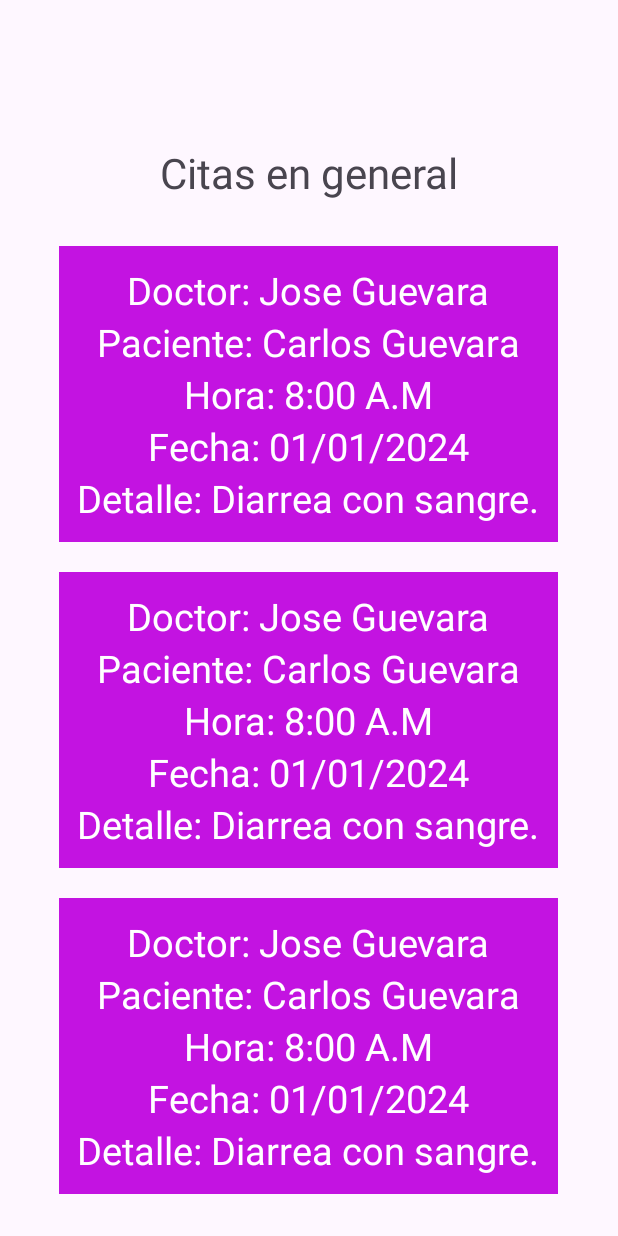
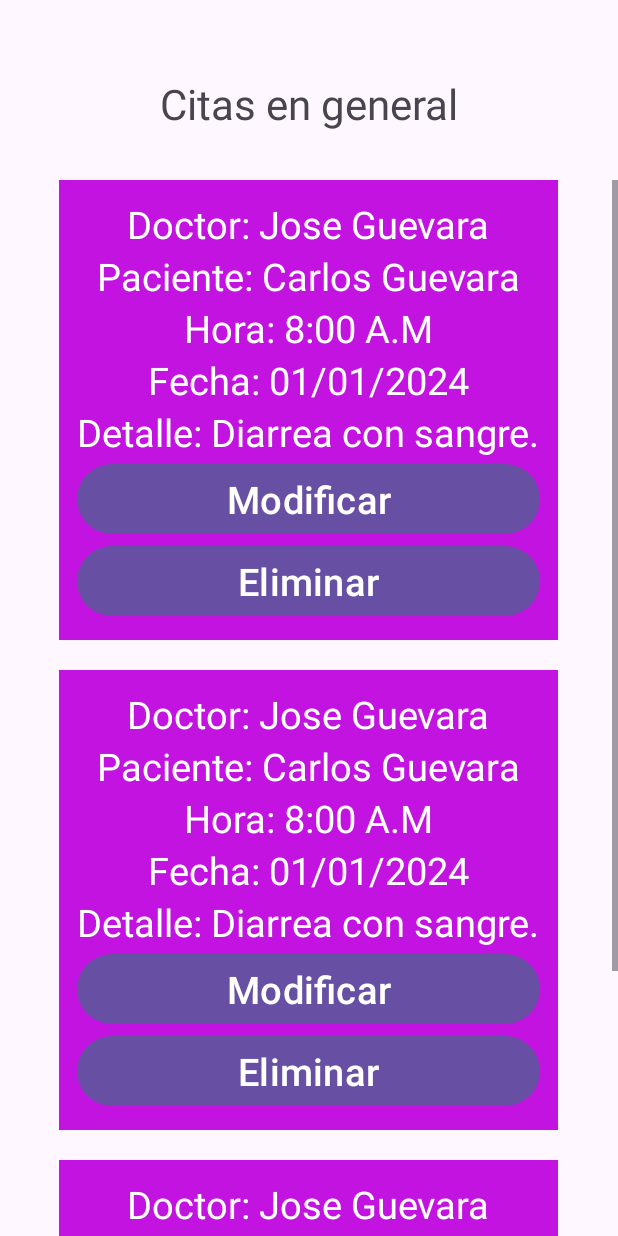
Before and after one commit to JordanZR/Sistema-Veterinaria, an Android app: the CitasGeneralActivity screen opened directly, with no data from a screen before it, on a phone screen of 412 x 824 dp. Run offline under Robolectric (Android 15) with nearby library versions, the phone set to English and light mode, and no system bars.

Commit message:
Fixed citas general

```diff
--- a/VetSystem/app/src/main/res/layout/activity_citas_general.xml
+++ b/VetSystem/app/src/main/res/layout/activity_citas_general.xml
@@ -7,19 +7,19 @@
     android:layout_height="match_parent"
     tools:context=".CitasPacienteActivity">
 
-
     <TextView
         android:id="@+id/titulo"
         android:layout_width="wrap_content"
         android:layout_height="wrap_content"
+        android:paddingTop="50dp"
+        android:paddingBottom="50dp"
         android:text="Citas en general"
         android:textSize="28sp"
-        android:layout_marginTop="30dp"
-        android:layout_marginBottom="30dp"
+        app:layout_constraintBottom_toBottomOf="cit"
         app:layout_constraintEnd_toEndOf="parent"
         app:layout_constraintStart_toStartOf="parent"
-        app:layout_constraintBottom_toTopOf="@id/citas_container"
-        tools:ignore="MissingConstraints" />
+        app:layout_constraintTop_toTopOf="parent"
+        app:layout_constraintVertical_bias="0.018" />
 
     <ScrollView
         android:id="@+id/citas_container"
@@ -28,8 +28,8 @@
         app:layout_constraintEnd_toEndOf="parent"
         app:layout_constraintStart_toStartOf="parent"
         app:layout_constraintBottom_toBottomOf="parent"
-        android:layout_marginTop="60dp"
-        app:layout_constraintTop_toTopOf="@id/titulo"
+        app:layout_constraintTop_toTopOf="parent"
+        android:paddingTop="120dp"
         >
         <LinearLayout
             android:layout_width="match_parent"
@@ -41,6 +41,7 @@
             app:layout_constraintStart_toStartOf="parent"
             app:layout_constraintTop_toTopOf="parent"
             >
+
             <LinearLayout
                 android:orientation="vertical"
                 android:gravity="center"
@@ -87,6 +88,18 @@
                     android:gravity="center"
                     android:textColor="@color/white"
                     android:textSize="25sp"
+                    android:layout_width="match_parent"
+                    android:layout_height="wrap_content"/>
+                <Button
+                    android:textSize="25sp"
+                    android:textColor="@color/white"
+                    android:text="Modificar"
+                    android:layout_width="match_parent"
+                    android:layout_height="wrap_content"/>
+                <Button
+                    android:textSize="25sp"
+                    android:textColor="@color/white"
+                    android:text="Eliminar"
                     android:layout_width="match_parent"
                     android:layout_height="wrap_content"/>
             </LinearLayout>
@@ -138,6 +151,18 @@
                     android:textSize="25sp"
                     android:layout_width="match_parent"
                     android:layout_height="wrap_content"/>
+                <Button
+                    android:textSize="25sp"
+                    android:textColor="@color/white"
+                    android:text="Modificar"
+                    android:layout_width="match_parent"
+                    android:layout_height="wrap_content"/>
+                <Button
+                    android:textSize="25sp"
+                    android:textColor="@color/white"
+                    android:text="Eliminar"
+                    android:layout_width="match_parent"
+                    android:layout_height="wrap_content"/>
             </LinearLayout>
             <LinearLayout
                 android:orientation="vertical"
@@ -186,6 +211,18 @@
                     android:textSize="25sp"
                     android:layout_width="match_parent"
                     android:layout_height="wrap_content"/>
+                <Button
+                    android:textSize="25sp"
+                    android:textColor="@color/white"
+                    android:text="Modificar"
+                    android:layout_width="match_parent"
+                    android:layout_height="wrap_content"/>
+                <Button
+                    android:textSize="25sp"
+                    android:textColor="@color/white"
+                    android:text="Eliminar"
+                    android:layout_width="match_parent"
+                    android:layout_height="wrap_content"/>
             </LinearLayout>
         </LinearLayout>
     </ScrollView>
```
